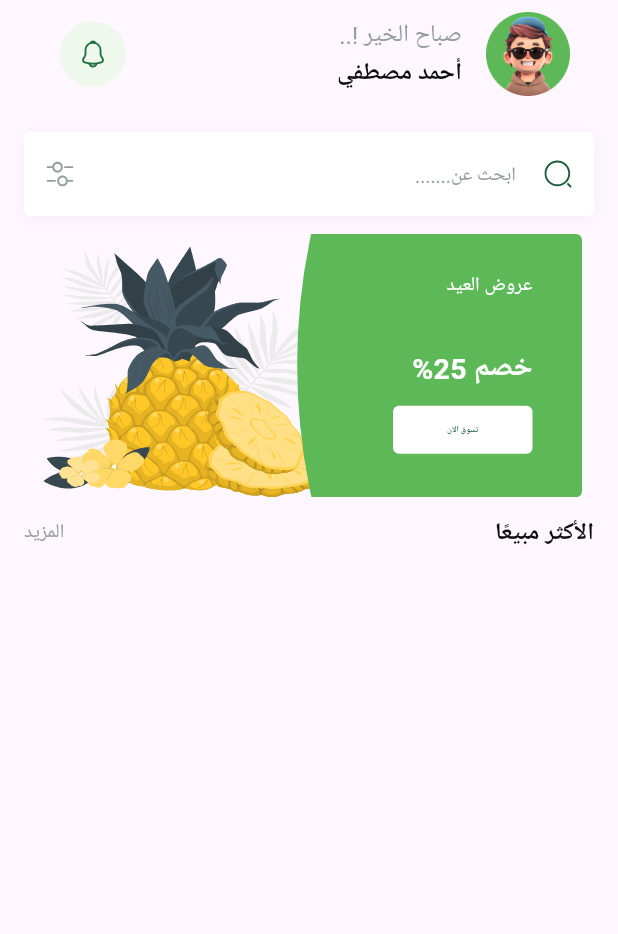
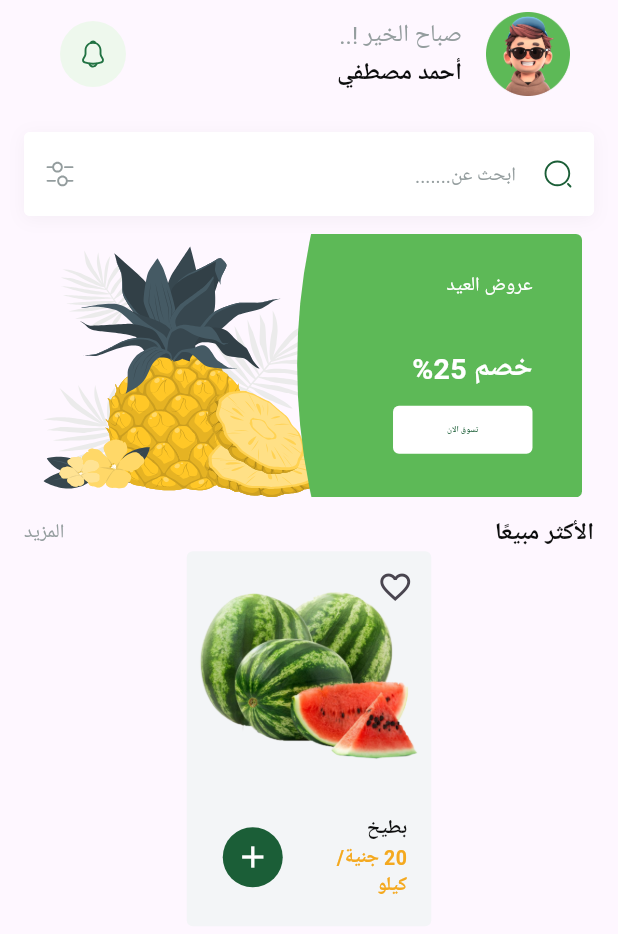
Before and after one commit to Tala-foqha/Fruit-Hub, a Flutter app: the HomeView screen opened by its route, on a phone screen of 412 x 824 dp. Shown: the top 934 px of the screen. Run offline on Flutter 3.47's test engine with Material 3 defaults, Android fonts, the phone set to English and light mode, and no system bars; our stand-ins replace bloc, cloud_firestore, dartz, dots_indicator, firebase_auth, firebase_core and 8 more; accounts and stored records are empty; Roboto replaces fonts that are missing (Cairo); project files that could hold a hidden picture were left out.

Commit message:
best seller item ui

```diff
--- /dev/null
+++ b/lib/core/widgets/fruit_item.dart
@@ -0,0 +1,84 @@
+// core/widgets/fruit_item.dart
+import 'package:flutter/cupertino.dart';
+import 'package:flutter/material.dart';
+import 'package:flutter_svg/svg.dart';
+import 'package:fruits_app/core/utils/app_colors.dart';
+import 'package:fruits_app/core/utils/app_styles.dart';
+
+class FruitItem extends StatelessWidget {
+  const FruitItem({super.key});
+
+  @override
+  Widget build(BuildContext context) {
+    return Container(
+      width: 163,
+      height:250 ,
+      decoration: ShapeDecoration(
+        color: Color(0xFFF3F5F7),
+        shape: RoundedRectangleBorder(borderRadius:BorderRadius.circular(4) )
+      ),
+      child: Stack(
+        children: [
+
+          Positioned(
+            // top: 0,
+            // right: 0,
+            child: IconButton(onPressed: (){}, icon: Icon(Icons.favorite_outline))),
+            Positioned.fill(
+              child: Column(
+                children: [
+                  SizedBox(height: 20,),
+                  Image.asset('assets/images/test.png'),
+                  SizedBox(height: 24,),
+                  ListTile(
+                    trailing:  CircleAvatar(
+            backgroundColor: AppColors.primaryColor,
+            child: Icon(Icons.add,
+            color:Colors.white ,),
+
+          ),
+                    title: Text('بطيخ',style: AppStyles.semiBold13.copyWith(
+                      color: Color(0xff0C0D0D),),),
+                       subtitle: Text.rich(
+                    TextSpan(
+                      children: [
+                        TextSpan(
+                          text: '20 جنية',
+                          style: AppStyles.bold13.copyWith(
+                            color: AppColors.secondaryColor,
+                          ),
+                        ),
+                        TextSpan(
+                          text: '/',
+                          style: AppStyles.bold13.copyWith(
+                            color: AppColors.secondaryColor,
+                          ),
+                        ),
+                        TextSpan(
+                          text: ' ',
+                          style: AppStyles.semiBold13.copyWith(
+                            color: AppColors.secondaryColor,
+                          ),
+                        ),
+                        TextSpan(
+                          text: 'كيلو',
+                          style: AppStyles.semiBold13.copyWith(
+                            color: AppColors.secondaryColor,
+                          ),
+                        ),
+                      ],
+                    ),
+                    textAlign: TextAlign.right,
+                  ),
+          ),
+
+          ]),
+
+                  )
+
+                ],
+              ),
+            );
+
+  }
+}
--- a/lib/features/home/presentation/view/widget/home_view_body.dart
+++ b/lib/features/home/presentation/view/widget/home_view_body.dart
@@ -1,5 +1,6 @@
 // features/home/presentation/view/widget/home_view_body.dart
 import 'package:flutter/material.dart';
+import 'package:fruits_app/core/widgets/fruit_item.dart';
 import 'package:fruits_app/core/widgets/search_text_field.dart';
 import 'package:fruits_app/features/home/presentation/view/widget/best_seller_header.dart';
 import 'package:fruits_app/features/home/presentation/view/widget/custom_home_app_bar.dart';
@@ -25,7 +26,8 @@ class HomeViewBody extends StatelessWidget {
            SizedBox(height:12 ,),
              FeaturedList(),
              SizedBox(height: 12,),
-             BestSellerHeader()
+             BestSellerHeader(),
+             FruitItem(),
             ],
           ))
         ],
```
